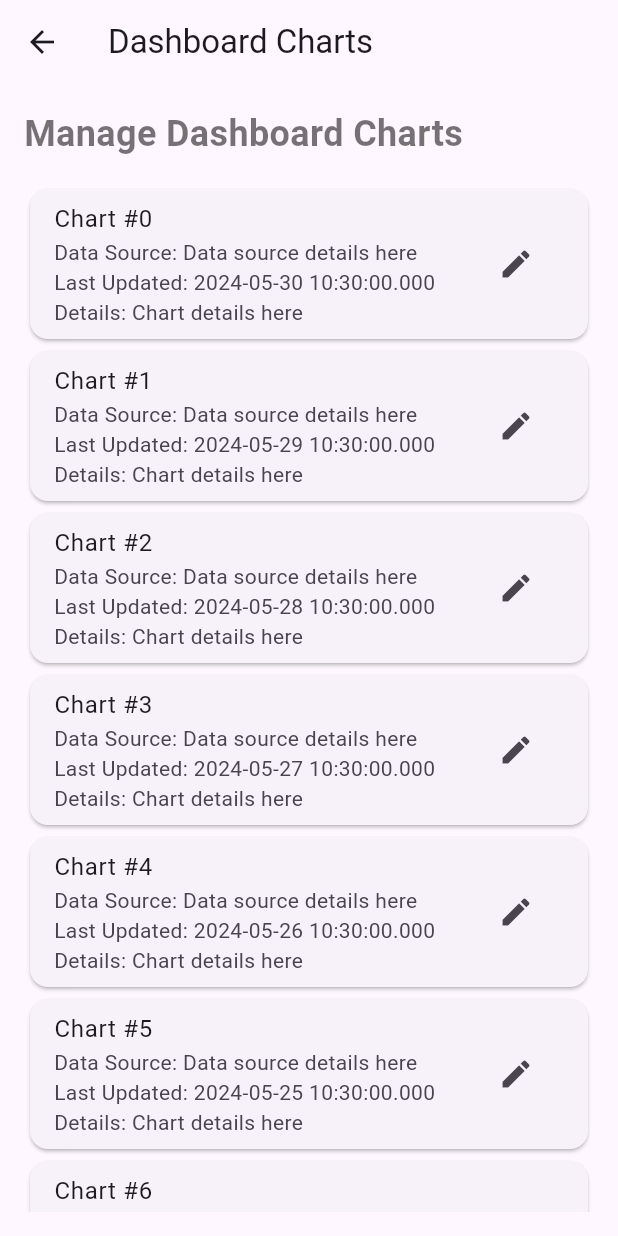
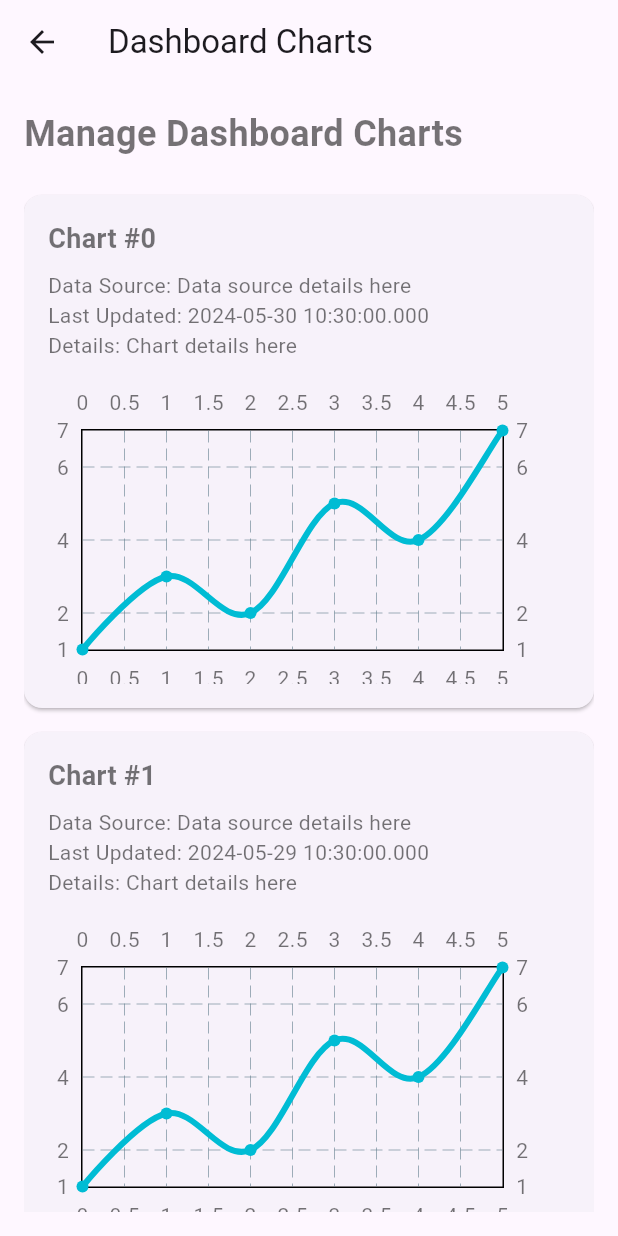
Before and after one commit to kimjooyoon/home_page, a Flutter app: the DashboardChartsPage screen opened directly, on a phone screen of 412 x 824 dp. Run offline on Flutter 3.47's test engine with Material 3 defaults, Android fonts, the light colour scheme and no system bars; drawn by our look-alikes of fl_chart; our stand-ins replace flutter_svg.

Commit message:
feat(pages): add chart

```diff
--- a/lib/pages/admin/dashboard_charts.dart
+++ b/lib/pages/admin/dashboard_charts.dart
@@ -1,4 +1,5 @@
 import 'package:flutter/material.dart';
+import 'line_chart_sample.dart'; // 파일 경로에 맞게 수정하세요
 
 class DashboardChartsPage extends StatelessWidget {
   const DashboardChartsPage({Key? key}) : super(key: key);
@@ -24,21 +25,29 @@ class DashboardChartsPage extends StatelessWidget {
                 itemCount: 10, // 임시 데이터 수
                 itemBuilder: (context, index) {
                   return Card(
-                    child: ListTile(
-                      title: Text('Chart #$index'),
-                      subtitle: Column(
+                    margin: const EdgeInsets.symmetric(vertical: 8.0),
+                    child: Padding(
+                      padding: const EdgeInsets.all(16.0),
+                      child: Column(
                         crossAxisAlignment: CrossAxisAlignment.start,
                         children: [
+                          Text(
+                            'Chart #$index',
+                            style: TextStyle(
+                              fontSize: 18,
+                              fontWeight: FontWeight.bold,
+                            ),
+                          ),
+                          const SizedBox(height: 8),
                           Text('Data Source: Data source details here'),
                           Text('Last Updated: ${DateTime.now().subtract(Duration(days: index))}'),
                           Text('Details: Chart details here'),
+                          const SizedBox(height: 16),
+                          SizedBox(
+                            height: 200,
+                            child: LineChartSample(),
+                          ),
                         ],
-                      ),
-                      trailing: IconButton(
-                        icon: const Icon(Icons.edit),
-                        onPressed: () {
-                          // 차트 정보 수정 로직
-                        },
                       ),
                     ),
                   );
--- /dev/null
+++ b/lib/pages/admin/line_chart_sample.dart
@@ -0,0 +1,37 @@
+import 'package:flutter/material.dart';
+import 'package:fl_chart/fl_chart.dart';
+
+class LineChartSample extends StatelessWidget {
+  @override
+  Widget build(BuildContext context) {
+    return LineChart(
+      LineChartData(
+        gridData: FlGridData(show: true),
+        titlesData: FlTitlesData(
+          leftTitles: AxisTitles(
+            sideTitles: SideTitles(showTitles: true),
+          ),
+          bottomTitles: AxisTitles(
+            sideTitles: SideTitles(showTitles: true),
+          ),
+        ),
+        borderData: FlBorderData(show: true),
+        lineBarsData: [
+          LineChartBarData(
+            spots: [
+              FlSpot(0, 1),
+              FlSpot(1, 3),
+              FlSpot(2, 2),
+              FlSpot(3, 5),
+              FlSpot(4, 4),
+              FlSpot(5, 7),
+            ],
+            isCurved: true,
+            barWidth: 4,
+            belowBarData: BarAreaData(show: false),
+          ),
+        ],
+      ),
+    );
+  }
+}
--- a/pubspec.yaml
+++ b/pubspec.yaml
@@ -31,6 +31,7 @@ dependencies:
   flutter:
     sdk: flutter
   flutter_svg: ^2.0.10+1
+  fl_chart: ^0.68.0
 
 
   # The following adds the Cupertino Icons font to your application.
```
Also changed, not shown: pubspec.lock.
